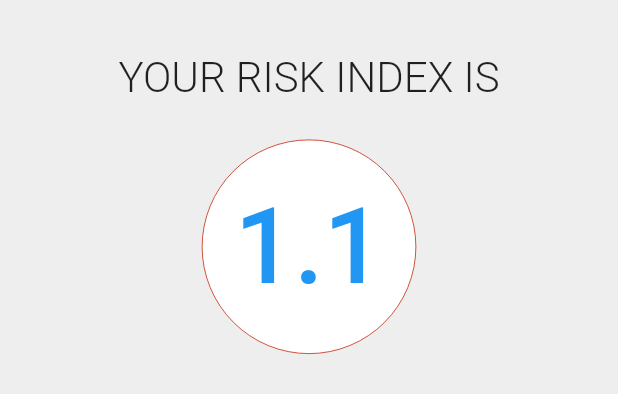
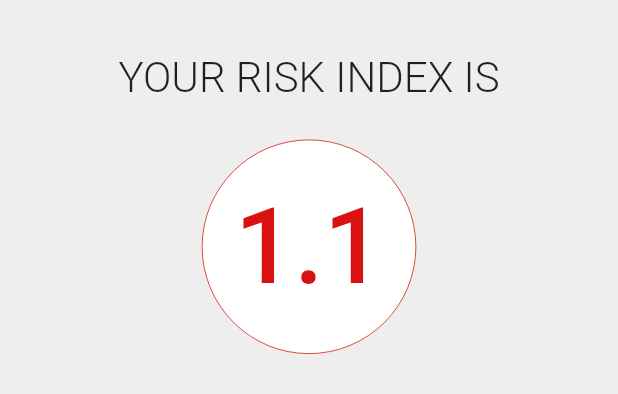
Before and after one commit to MananSoni42/CodeFunDo, a Flutter app: the ScoreWidget widget shown alone on an empty page, opened directly, after a tap on "0.0", on a phone screen of 412 x 824 dp. Shown: the top 394 px of the screen. Run offline on Flutter 3.47's test engine with Material 2 defaults, Android fonts, the light colour scheme and no system bars; our stand-ins replace firebase_auth, firebase_messaging, google_sign_in; missing offline and left inert: map_view; accounts and stored records are empty.

Commit message:
Score: Add animation to color in score

```diff
--- a/catastrofree_app/lib/scoreWidget.dart
+++ b/catastrofree_app/lib/scoreWidget.dart
@@ -12,8 +12,25 @@ class ScoreWidget extends StatefulWidget {
 
 class _ScoreWidgetState extends State<ScoreWidget>
     with TickerProviderStateMixin {
+  static const Map x = {
+    0: Color(0xFFd81111),
+    1: Color(0xFFd81111),
+    2: Color(0xFFf24b4b),
+    3: Color(0xFF70e855),
+    4: Color(0xFFc68c35),
+    5: Color(0xFFe8c555),
+    6: Color(0xFFe0e855),
+    7: Color(0xFFd1e855),
+    8: Color(0xFFb2e855),
+    9: Color(0xFF8fe855),
+    10: Color(0xFF70e855),
+  };
   double finalScore = 0.0;
-  double dispScore = 0.0;
+  static double dispScore = 0.0;
+  TextStyle custom_style = TextStyle(
+                            fontWeight: FontWeight.w500,
+                            fontSize: 70.0,
+                            color: x[dispScore.toInt()]);
   Color circleColor = Colors.white;
   Color textColor = Colors.blue;
   AnimationController animation;
@@ -26,6 +43,10 @@ class _ScoreWidgetState extends State<ScoreWidget>
     )..addListener(() {
         setState(() {
           dispScore = lerpDouble(0, finalScore, animation.value);
+          custom_style = TextStyle(
+                      fontWeight: FontWeight.w500,
+                      fontSize: 70.0,
+                      color: x[dispScore.toInt()]);
         });
       });
     animation.forward();
@@ -41,6 +62,10 @@ class _ScoreWidgetState extends State<ScoreWidget>
     setState(() {
       dispScore = 0.0;
       finalScore = Random().nextDouble() * 10;
+      custom_style = TextStyle(
+                      fontWeight: FontWeight.w500,
+                      fontSize: 70.0,
+                      color: x[dispScore.toInt()]);
     });
     animation.forward(from: 0.0);
   }
@@ -75,10 +100,7 @@ class _ScoreWidgetState extends State<ScoreWidget>
               child: GestureDetector(
                 child: Text(
                   dispScore.toString().substring(0, 3),
-                  style: TextStyle(
-                      fontWeight: FontWeight.w500,
-                      fontSize: 70.0,
-                      color: textColor),
+                  style: custom_style,
                 ),
                 onTap: updateScore,
               ),
```
